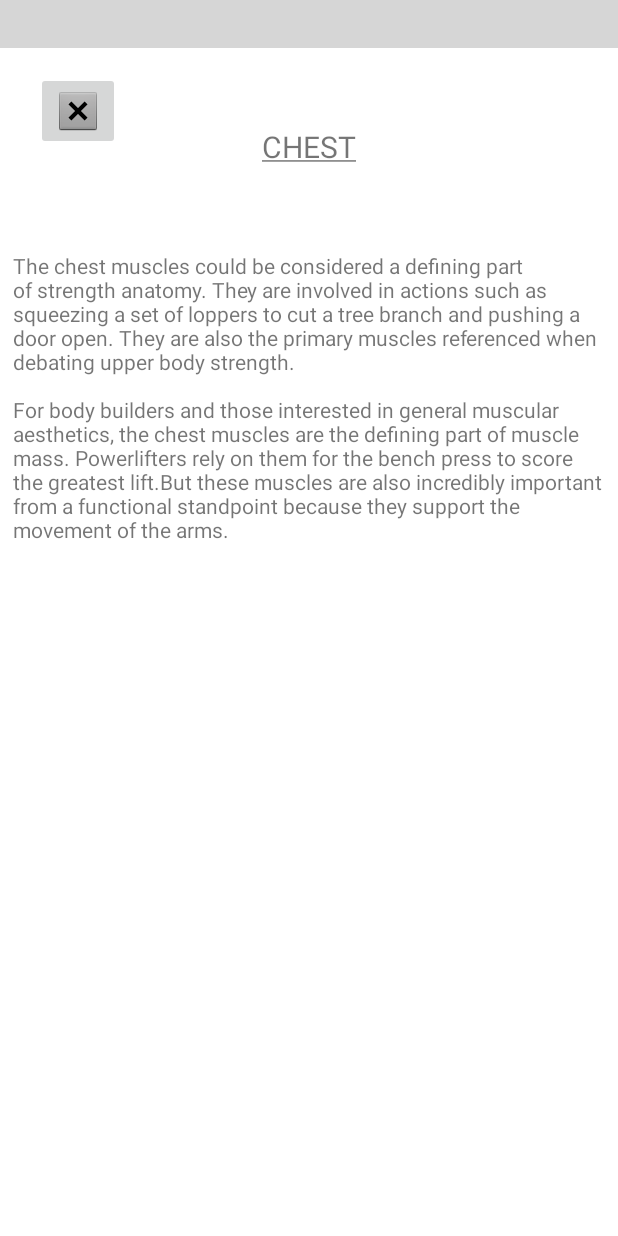
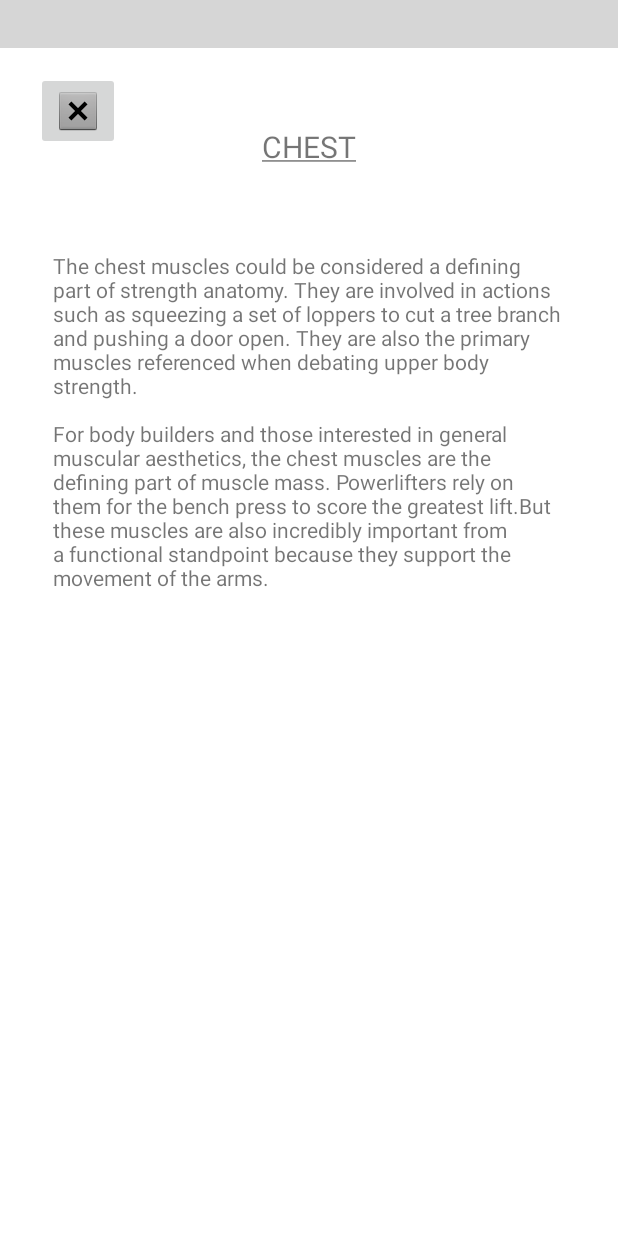
Before and after one commit to Mohammad-AlBaker-Zaytoun/VIVAPAINNoPainNoGain, an Android app: the ChestWorkout screen opened directly, with no data from a screen before it, on a phone screen of 412 x 824 dp. Run offline under Robolectric (Android 15) with nearby library versions, the phone set to English and light mode, and no system bars; libraries missing offline, so code that uses them is left out: com.pierfrancescosoffritti.androidyoutubeplayer; plain views replace YouTubePlayerView; Roboto replaces fonts that are not available here; 2 statements that could not run were skipped; grey boxes are pictures that could not be loaded.

Commit message:
Removed useless and redundant classes and code snippets, added string values
19-2-2023

```diff
--- a/app/src/main/java/com/example/vivapain_nopainnogain/Contact.java
+++ b/app/src/main/java/com/example/vivapain_nopainnogain/Contact.java
@@ -65,6 +65,8 @@ public class Contact extends AppCompatActivity {
         emailIntent.setData(Uri.parse("mailto:"));
         emailIntent.setType("text/plain");
         emailIntent.putExtra(Intent.EXTRA_EMAIL, new String[]{"vivapain033@gmail.com"});
+        emailIntent.putExtra(Intent.EXTRA_SUBJECT, "FEEDBACK");
+        emailIntent.putExtra(Intent.EXTRA_TEXT, "Dear developer, \nI'm here to tell you that the app is a brilliant idea! I was searching for such a tool that could help me with my daily training and my diet.\nKeep up the great work!\n\nBest regards,\nyour number one supporter.");
         try {
             startActivity(Intent.createChooser(emailIntent, "Choose email client"));
         } catch (Exception e) {
--- a/app/src/main/res/layout/activity_chest_workout.xml
+++ b/app/src/main/res/layout/activity_chest_workout.xml
@@ -14,7 +14,8 @@
         app:layout_constraintEnd_toEndOf="parent"
         app:layout_constraintStart_toStartOf="parent"
         app:layout_constraintTop_toTopOf="parent"
-        app:videoId="epxIVzIkn2w" />
+        app:videoId="epxIVzIkn2w"
+        tools:ignore="VisualLintBounds" />
 
     <TextView
         android:id="@+id/textView20"
@@ -25,18 +26,19 @@
         android:textSize="20sp"
         app:layout_constraintEnd_toEndOf="parent"
         app:layout_constraintStart_toStartOf="parent"
-        app:layout_constraintTop_toBottomOf="@+id/youtube_player_view" />
+        app:layout_constraintTop_toBottomOf="@+id/youtube_player_view"
+        tools:ignore="VisualLintBounds" />
 
     <TextView
         android:id="@+id/textView21"
-        android:layout_width="395dp"
-        android:layout_height="220dp"
+        android:layout_width="342dp"
+        android:layout_height="311dp"
         android:layout_marginTop="56dp"
-        android:text="The chest muscles could be considered a defining part of strength anatomy. They are involved in actions such as squeezing a set of loppers to cut a tree branch and pushing a door open. They are also the primary muscles referenced when debating upper body strength.
-\n\nFor body builders and those interested in general muscular aesthetics, the chest muscles are the defining part of muscle mass. Powerlifters rely on them for the bench press to score the greatest lift.But these muscles are also incredibly important from a functional standpoint because they support the movement of the arms."
+        android:text="@string/the_chest_muscles_could_be_considered_a_defining_part_of_strength_anatomy_they_are_involved_in_actions_such_as_squeezing_a_set_of_loppers_to_cut_a_tree_branch_and_pushing_a_door_open_they_are_also_the_primary_muscles_referenced_when_debating_upper_body_strength_n_nfor_body_builders_and_those_interested_in_general_muscular_aesthetics_the_chest_muscles_are_the_defining_part_of_muscle_mass_powerlifters_rely_on_them_for_the_bench_press_to_score_the_greatest_lift_but_these_muscles_are_also_incredibly_important_from_a_functional_standpoint_because_they_support_the_movement_of_the_arms"
         app:layout_constraintEnd_toEndOf="parent"
         app:layout_constraintStart_toStartOf="parent"
-        app:layout_constraintTop_toBottomOf="@+id/textView20" />
+        app:layout_constraintTop_toBottomOf="@+id/textView20"
+        tools:ignore="TextSizeCheck,VisualLintBounds" />
 
     <ImageButton
         android:id="@+id/BackImageBtn"
@@ -47,6 +49,6 @@
         app:layout_constraintStart_toStartOf="parent"
         app:layout_constraintTop_toBottomOf="@+id/youtube_player_view"
         app:srcCompat="@android:drawable/btn_dialog"
-        tools:ignore="SpeakableTextPresentCheck" />
+        tools:ignore="ContentDescription,SpeakableTextPresentCheck,VisualLintBounds" />
 
 </androidx.constraintlayout.widget.ConstraintLayout>
--- a/app/src/main/res/values/strings.xml
+++ b/app/src/main/res/values/strings.xml
@@ -95,4 +95,6 @@
     <string name="open_hours">Open Hours</string>
     <string name="weight_graph">Weight Graph</string>
     <string name="training_graph">Training Graph</string>
+    <string name="the_chest_muscles_could_be_considered_a_defining_part_of_strength_anatomy_they_are_involved_in_actions_such_as_squeezing_a_set_of_loppers_to_cut_a_tree_branch_and_pushing_a_door_open_they_are_also_the_primary_muscles_referenced_when_debating_upper_body_strength_n_nfor_body_builders_and_those_interested_in_general_muscular_aesthetics_the_chest_muscles_are_the_defining_part_of_muscle_mass_powerlifters_rely_on_them_for_the_bench_press_to_score_the_greatest_lift_but_these_muscles_are_also_incredibly_important_from_a_functional_standpoint_because_they_support_the_movement_of_the_arms">The chest muscles could be considered a defining part of strength anatomy. They are involved in actions such as squeezing a set of loppers to cut a tree branch and pushing a door open. They are also the primary muscles referenced when debating upper body strength. \n\nFor body builders and those interested in general muscular aesthetics, the chest muscles are the defining part of muscle mass. Powerlifters rely on them for the bench press to score the greatest lift.But these muscles are also incredibly important from a functional standpoint because they support the movement of the arms.</string>
+    <string name="when_you_think_of_leg_exercises_odds_are_high_your_mind_goes_straight_to_squats_deadlifts_and_variations_thereof_but_lower_body_moves_enlist_more_than_just_your_quads_and_hamstrings_when_you_do_these_leg_exercises_and_workouts_you_re_not_just_hitting_the_major_muscles_you_also_work_your_core_improve_your_balance_and_hone_things_like_grip_strength_which_pays_dividends_in_the_long_run">When you think of leg exercises, odds are high your mind goes straight to squats, deadlifts, and variations thereof. But lower-body moves enlist more than just your quads and hamstrings. When you do these leg exercises and workouts, you’re not just hitting the major muscles. You also work your core, improve your balance, and hone things like grip strength, which pays dividends in the long run.</string>
 </resources>
```
Also changed, not shown: app/build.gradle (+4 -4 lines), app/src/main/AndroidManifest.xml (+1 -6 lines), app/src/main/java/com/example/vivapain_nopainnogain/Food_Diet.java (+0 -12 lines), app/src/main/java/com/example/vivapain_nopainnogain/UserHistoryModule.java (+1 -15 lines), app/src/main/java/com/example/vivapain_nopainnogain/graphC.java (+4 -4 lines), app/src/main/res/layout/activity_abs_workout.xml (+9 -6 lines), app/src/main/res/layout/activity_bicep_workout.xml (+9 -6 lines), app/src/main/res/layout/activity_food_diet.xml (+7 -17 lines), app/src/main/res/layout/activity_legs_workout.xml (+10 -7 lines), app/src/main/res/layout/activity_triceps_workout.xml (+9 -6 lines).
